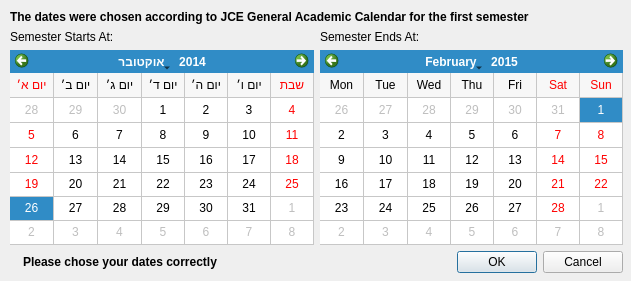
Before: the Qt Designer form src/jceData/Calendar/coursesSchedule/calendarDialog.ui in liranbg/JCEaverageCalculator, drawn with Qt 5.
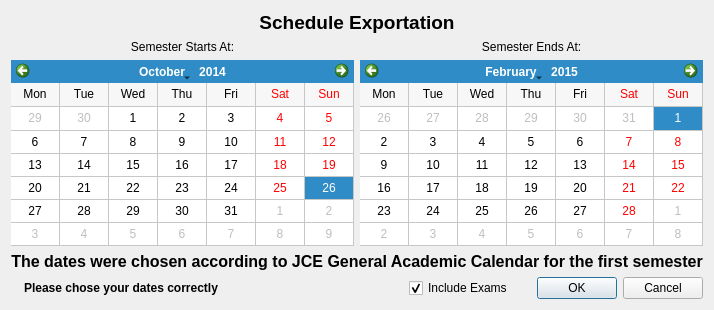
After: the same form once the commit is applied.

Commit message: interface, schedule&exam

The edit to the form file:
```diff
--- a/src/jceData/Calendar/coursesSchedule/calendarDialog.ui
+++ b/src/jceData/Calendar/coursesSchedule/calendarDialog.ui
@@ -6,64 +6,53 @@
    <rect>
     <x>0</x>
     <y>0</y>
-    <width>631</width>
-    <height>281</height>
+    <width>610</width>
+    <height>310</height>
    </rect>
   </property>
   <property name="sizePolicy">
-   <sizepolicy hsizetype="Fixed" vsizetype="Fixed">
+   <sizepolicy hsizetype="Minimum" vsizetype="Minimum">
     <horstretch>0</horstretch>
     <verstretch>0</verstretch>
    </sizepolicy>
   </property>
+  <property name="minimumSize">
+   <size>
+    <width>0</width>
+    <height>0</height>
+   </size>
+  </property>
   <property name="windowTitle">
    <string>Dates Dialog</string>
   </property>
-  <widget class="QWidget" name="layoutWidget">
-   <property name="geometry">
-    <rect>
-     <x>10</x>
-     <y>10</y>
-     <width>613</width>
-     <height>263</height>
-    </rect>
-   </property>
-   <layout class="QVBoxLayout" name="verticalLayout_3">
-    <item>
-     <widget class="QLabel" name="label_3">
+  <layout class="QGridLayout" name="gridLayout_2">
+   <item row="0" column="0">
+    <layout class="QGridLayout" name="gridLayout">
+     <item row="0" column="0">
+      <widget class="QLabel" name="labelHeader">
       <property name="text">
-       <string>&lt;body&gt;&lt;p&gt;&lt;span style=&quot; font-size:9pt; font-weight:600;&quot;&gt;The dates were chosen according to JCE General Academic Calendar for the first semester&lt;/span&gt;&lt;/p&gt;</string>
+        <string>&lt;html&gt;&lt;head/&gt;&lt;body&gt;&lt;p align=&quot;center&quot;&gt;&lt;span style=&quot; font-size:14pt; font-weight:600;&quot;&gt;Schedule Exportation&lt;/span&gt;&lt;/p&gt;&lt;/body&gt;&lt;/html&gt;</string>
       </property>
      </widget>
     </item>
-    <item>
-     <layout class="QVBoxLayout" name="verticalLayout_2">
-      <item>
-       <layout class="QVBoxLayout" name="verticalLayout">
-        <item>
-         <layout class="QHBoxLayout" name="horizontalLayout_2">
-          <item>
+     <item row="1" column="0">
+      <layout class="QGridLayout" name="gridLayoutSem">
+       <item row="0" column="0">
+        <layout class="QGridLayout" name="gridLayoutSemStart">
+         <item row="0" column="0">
            <widget class="QLabel" name="labelSemesterStart">
             <property name="text">
-             <string>Semester Starts At:</string>
+            <string>&lt;html&gt;&lt;head/&gt;&lt;body&gt;&lt;p align=&quot;center&quot;&gt;Semester Starts At:&lt;/p&gt;&lt;/body&gt;&lt;/html&gt;</string>
             </property>
            </widget>
           </item>
-          <item>
-           <widget class="QLabel" name="labelSemesterEnd">
-            <property name="text">
-             <string>Semester Ends At:</string>
-            </property>
-           </widget>
-          </item>
-         </layout>
-        </item>
-        <item>
-         <layout class="QHBoxLayout" name="horizontalLayout">
-          <item>
+         <item row="1" column="0">
            <widget class="QCalendarWidget" name="calStart">
-            <property name="locale">
-             <locale language="Hebrew" country="Israel"/>
+           <property name="sizePolicy">
+            <sizepolicy hsizetype="Minimum" vsizetype="Minimum">
+             <horstretch>0</horstretch>
+             <verstretch>0</verstretch>
+            </sizepolicy>
             </property>
             <property name="inputMethodHints">
              <set>Qt::ImhNone</set>
@@ -97,8 +86,25 @@
             </property>
            </widget>
           </item>
-          <item>
+        </layout>
+       </item>
+       <item row="0" column="1">
+        <layout class="QGridLayout" name="gridLayoutSemEnd">
+         <item row="0" column="0">
+          <widget class="QLabel" name="labelSemesterEnd">
+           <property name="text">
+            <string>&lt;html&gt;&lt;head/&gt;&lt;body&gt;&lt;p align=&quot;center&quot;&gt;Semester Ends At:&lt;/p&gt;&lt;/body&gt;&lt;/html&gt;</string>
+           </property>
+          </widget>
+         </item>
+         <item row="1" column="0">
            <widget class="QCalendarWidget" name="calEnd">
+           <property name="sizePolicy">
+            <sizepolicy hsizetype="Minimum" vsizetype="Minimum">
+             <horstretch>0</horstretch>
+             <verstretch>0</verstretch>
+            </sizepolicy>
+           </property>
             <property name="selectedDate">
              <date>
               <year>2015</year>
@@ -132,23 +138,30 @@
         </item>
        </layout>
       </item>
-      <item>
-       <layout class="QHBoxLayout" name="horizontalLayout_3">
-        <item>
+     <item row="2" column="0">
+      <widget class="QLabel" name="labelNote">
+       <property name="text">
+        <string>&lt;html&gt;&lt;head/&gt;&lt;body&gt;&lt;p align=&quot;center&quot;&gt;&lt;span style=&quot; font-size:12pt; font-weight:600;&quot;&gt;The dates were chosen according to JCE General Academic Calendar for the first semester&lt;/span&gt;&lt;/p&gt;&lt;/body&gt;&lt;/html&gt;</string>
+       </property>
+      </widget>
+     </item>
+     <item row="3" column="0">
+      <layout class="QGridLayout" name="gridLayoutButtomPanel">
+       <item row="0" column="0">
          <widget class="QLabel" name="labelIconStatus">
           <property name="text">
            <string/>
           </property>
          </widget>
         </item>
-        <item>
+       <item row="0" column="1">
          <widget class="QLabel" name="lbl_status">
           <property name="text">
            <string>&lt;b&gt;Please chose your dates correctly&lt;/b&gt;</string>
           </property>
          </widget>
         </item>
-        <item>
+       <item row="0" column="2">
          <spacer name="horizontalSpacer">
           <property name="orientation">
            <enum>Qt::Horizontal</enum>
@@ -161,7 +174,17 @@
           </property>
          </spacer>
         </item>
-        <item>
+       <item row="0" column="3">
+        <widget class="QCheckBox" name="checkBox">
+         <property name="text">
+          <string>Include Exams</string>
+         </property>
+         <property name="checked">
+          <bool>true</bool>
+         </property>
+        </widget>
+       </item>
+       <item row="0" column="4">
          <widget class="QDialogButtonBox" name="buttonBox">
           <property name="orientation">
            <enum>Qt::Horizontal</enum>
@@ -176,7 +199,6 @@
      </layout>
     </item>
    </layout>
-  </widget>
  </widget>
  <resources/>
  <connections>
```
Lines whose indentation alone changed are shown as unchanged. The commit also changes 12 other files.
